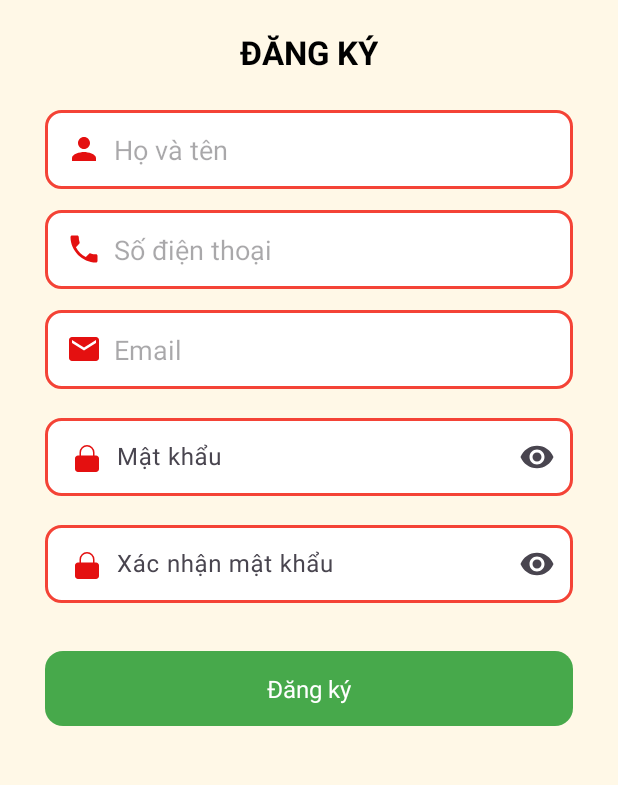
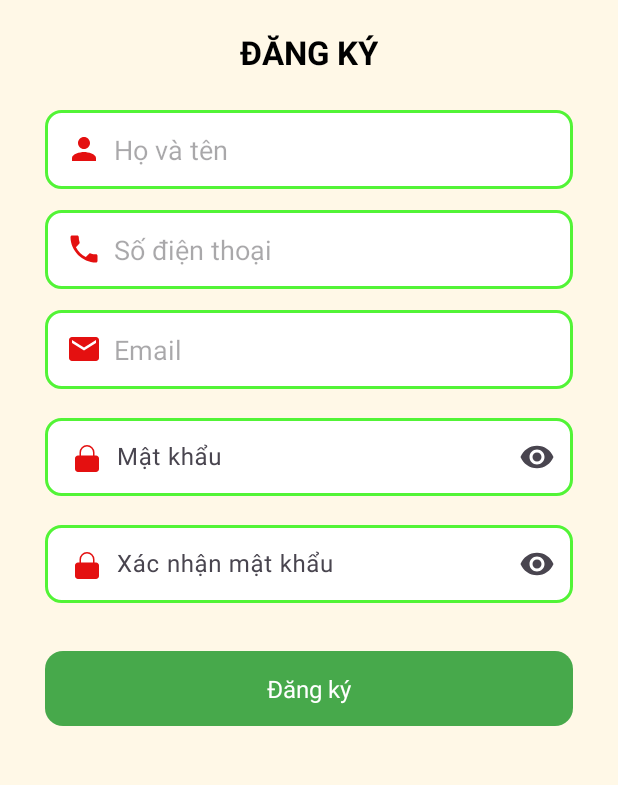
Before and after one commit to QuanTD05/DATN-MD02, an Android app: the RegisterActivity screen opened directly, with no data from a screen before it, on a phone screen of 412 x 824 dp, the part 270-1055 px from its top. Run offline under Robolectric (Android 15) with nearby library versions, the phone set to English and light mode, and no system bars; our stand-ins replace Firebase (no records; nobody signed in at launch, a user with empty details on screens opened directly).

Commit message:
WIP: lưu tạm trước khi chuyển nhánh

```diff
--- a/app/build.gradle
+++ b/app/build.gradle
@@ -9,7 +9,7 @@ android {
 
     defaultConfig {
         applicationId "com.example.datn_md02"
-        minSdk 35
+        minSdk 31
         targetSdk 34
         versionCode 1
         versionName "1.0"
--- a/app/src/main/res/drawable/red_border_box.xml
+++ b/app/src/main/res/drawable/red_border_box.xml
@@ -8,7 +8,7 @@
     <!-- Viền đỏ -->
     <stroke
         android:width="2dp"
-        android:color="#F44336" />
+        android:color="#52F436" />
 
     <!-- Bo tròn góc -->
     <corners android:radius="10dp" />
--- a/app/src/main/res/layout/fragment_home.xml
+++ b/app/src/main/res/layout/fragment_home.xml
@@ -102,7 +102,7 @@
                 android:layout_width="40dp"
                 android:layout_height="40dp"
                 android:background="@drawable/bg_circle"
-                android:src="@drawable/ic_viet"
+                android:src="@drawable/ic_search"
                 app:tint="@color/white" />
         </LinearLayout>
 
```
Also changed, not shown: app/src/main/res/drawable/search.png (added).
